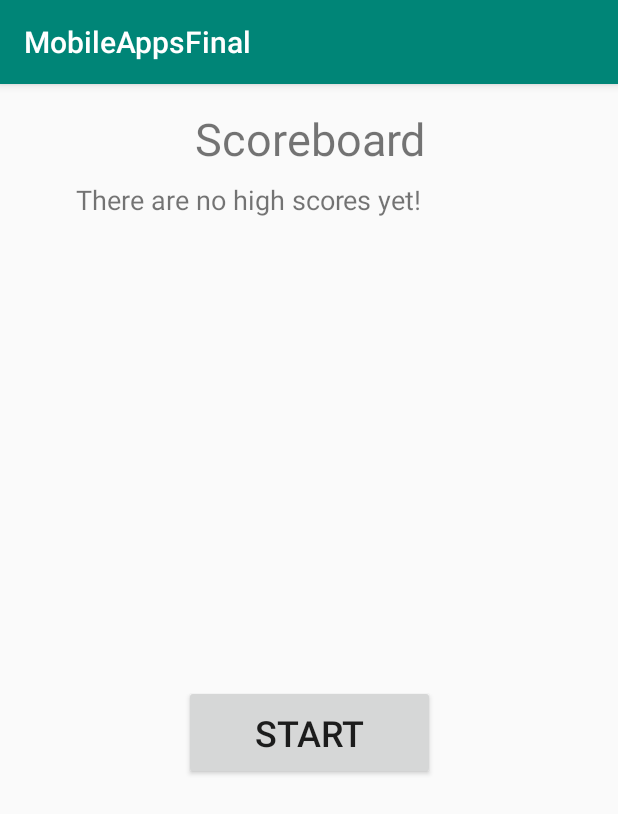
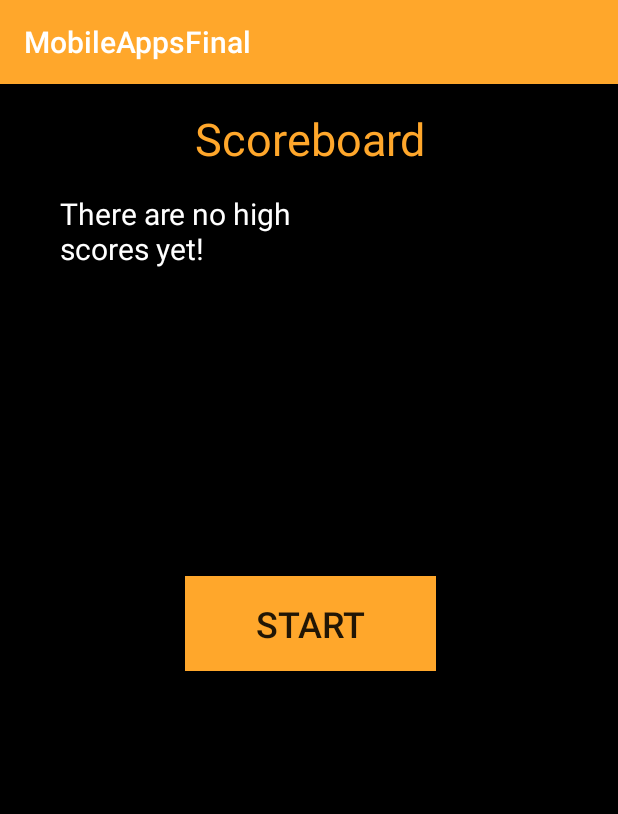
Before and after one commit to DavidBartee/MobileAppsFinal, an Android app: the screen it shows after launch (MainActivity), on a phone screen of 412 x 824 dp. Shown: the top 814 px of the screen. Run offline under Robolectric (Android 15) with nearby library versions, the phone set to English and light mode, and no system bars.

Commit message:
Formatting decided to work

```diff
--- a/app/src/main/java/com/example/david/mobileappsfinal/MainActivity.java
+++ b/app/src/main/java/com/example/david/mobileappsfinal/MainActivity.java
@@ -7,13 +7,12 @@ import android.view.View;
 import android.widget.Button;
 import android.widget.TextView;
 
-import java.io.File;
 import java.util.ArrayList;
-import java.util.Comparator;
 
 public class MainActivity extends AppCompatActivity {
 
-    TextView scoreboardText;
+    TextView scoresText;
+    TextView datesText;
     Button startGameButton;
 
     public static ArrayList<ScoreData> scores = new ArrayList<ScoreData>();
@@ -49,17 +48,25 @@ public class MainActivity extends AppCompatActivity {
             }
         }
 
-        scoreboardText = findViewById(R.id.scoreboardText);
+        scoresText = findViewById(R.id.scoresText);
+        datesText = findViewById(R.id.datesText);
         if (scores.size() > 0) {
             String allScores = "";
+            String allDates = "";
             for (int i = 0; i < scores.size(); i++) {
-                allScores += scores.get(i).score + "\t" + scores.get(i).dateAndTime;
-                if (i < 9)
+                allScores += scores.get(i).score;
+                allDates += scores.get(i).dateAndTime;
+                if (i < 9) {
                     allScores += "\n";
+                    allDates += "\n";
+                }
             }
-            scoreboardText.setText(allScores);
-        } else
-            scoreboardText.setText("There are no high scores yet!");
+            scoresText.setText(allScores);
+            datesText.setText(allDates);
+        } else {
+            scoresText.setText("There are no high scores yet!");
+            datesText.setText("");
+        }
 
         startGameButton = findViewById(R.id.startGameButton);
         startGameButton.setOnClickListener(new View.OnClickListener() {
--- a/app/src/main/java/com/example/david/mobileappsfinal/ScoreData.java
+++ b/app/src/main/java/com/example/david/mobileappsfinal/ScoreData.java
@@ -11,7 +11,7 @@ public class ScoreData {
     public ScoreData(int score) {
         this.score = score;
         Calendar cal = Calendar.getInstance();
-        dateAndTime = cal.get(Calendar.MONTH) + "/" + cal.get(Calendar.DATE) + "/" + cal.get(Calendar.YEAR);
+        dateAndTime = (cal.get(Calendar.MONTH) + 1) + "/" + cal.get(Calendar.DATE) + "/" + cal.get(Calendar.YEAR);
     }
     public ScoreData(int score, String date) {
         this.score = score;
--- a/app/src/main/res/layout/activity_main.xml
+++ b/app/src/main/res/layout/activity_main.xml
@@ -4,19 +4,35 @@
     xmlns:tools="http://schemas.android.com/tools"
     android:layout_width="match_parent"
     android:layout_height="match_parent"
+    android:background="#000000"
     tools:context=".MainActivity">
 
     <TextView
-        android:id="@+id/scoreboardText"
-        android:layout_width="311dp"
-        android:layout_height="316dp"
-        android:layout_marginStart="16dp"
-        android:layout_marginTop="8dp"
-        android:layout_marginEnd="16dp"
-        android:text="This is the TextView for the scoreboard"
-        android:textSize="18sp"
+        android:id="@+id/scoresText"
+        android:layout_width="158dp"
+        android:layout_height="247dp"
+        android:layout_marginStart="32dp"
+        android:layout_marginTop="16dp"
+        android:layout_marginEnd="0dp"
+        android:text="one\ntwo\nthree\nfour\nfive\nsix\nseven\neight\nnine\nten"
+        android:textColor="@color/scoreBoardTextColor"
+        android:textSize="20sp"
+        app:layout_constraintEnd_toStartOf="@id/guideline"
+        app:layout_constraintStart_toStartOf="parent"
+        app:layout_constraintTop_toBottomOf="@+id/textView2" />
+
+    <TextView
+        android:id="@+id/datesText"
+        android:layout_width="158dp"
+        android:layout_height="247dp"
+        android:layout_marginTop="16dp"
+        android:layout_marginEnd="32dp"
+        android:text="one\ntwo\nthree\nfour\nfive\nsix\nseven\neight\nnine\nten"
+        android:textColor="@color/scoreBoardTextColor"
+        android:textSize="20sp"
         app:layout_constraintEnd_toEndOf="parent"
-        app:layout_constraintStart_toStartOf="parent"
+        app:layout_constraintHorizontal_bias="0.0"
+        app:layout_constraintStart_toStartOf="@id/guideline"
         app:layout_constraintTop_toBottomOf="@+id/textView2" />
 
     <TextView
@@ -27,6 +43,7 @@
         android:layout_marginTop="16dp"
         android:layout_marginEnd="114dp"
         android:text="Scoreboard"
+        android:textColor="@color/colorPrimary"
         android:textSize="30sp"
         app:layout_constraintEnd_toEndOf="parent"
         app:layout_constraintStart_toStartOf="parent"
@@ -37,15 +54,20 @@
         android:layout_width="167dp"
         android:layout_height="63dp"
         android:layout_marginStart="8dp"
-        android:layout_marginTop="20dp"
+        android:layout_marginTop="8dp"
         android:layout_marginEnd="8dp"
-        android:layout_marginBottom="32dp"
+        android:background="@color/colorPrimary"
         android:text="Start"
         android:textSize="24sp"
-        app:layout_constraintBottom_toBottomOf="parent"
         app:layout_constraintEnd_toEndOf="parent"
-        app:layout_constraintHorizontal_bias="0.502"
+        app:layout_constraintHorizontal_bias="0.503"
         app:layout_constraintStart_toStartOf="parent"
-        app:layout_constraintTop_toBottomOf="@+id/scoreboardText"
-        app:layout_constraintVertical_bias="0.0" />
+        app:layout_constraintTop_toBottomOf="@+id/scoresText" />
+
+    <android.support.constraint.Guideline
+        android:id="@+id/guideline"
+        android:layout_width="wrap_content"
+        android:layout_height="wrap_content"
+        android:orientation="vertical"
+        app:layout_constraintGuide_percent=".5" />
 </android.support.constraint.ConstraintLayout>
--- a/app/src/main/res/values/colors.xml
+++ b/app/src/main/res/values/colors.xml
@@ -1,6 +1,7 @@
 <?xml version="1.0" encoding="utf-8"?>
 <resources>
-    <color name="colorPrimary">#008577</color>
+    <color name="colorPrimary">#ffa72b</color>
     <color name="colorPrimaryDark">#00574B</color>
     <color name="colorAccent">#D81B60</color>
+    <color name="scoreBoardTextColor">#ffffff</color>
 </resources>
```
